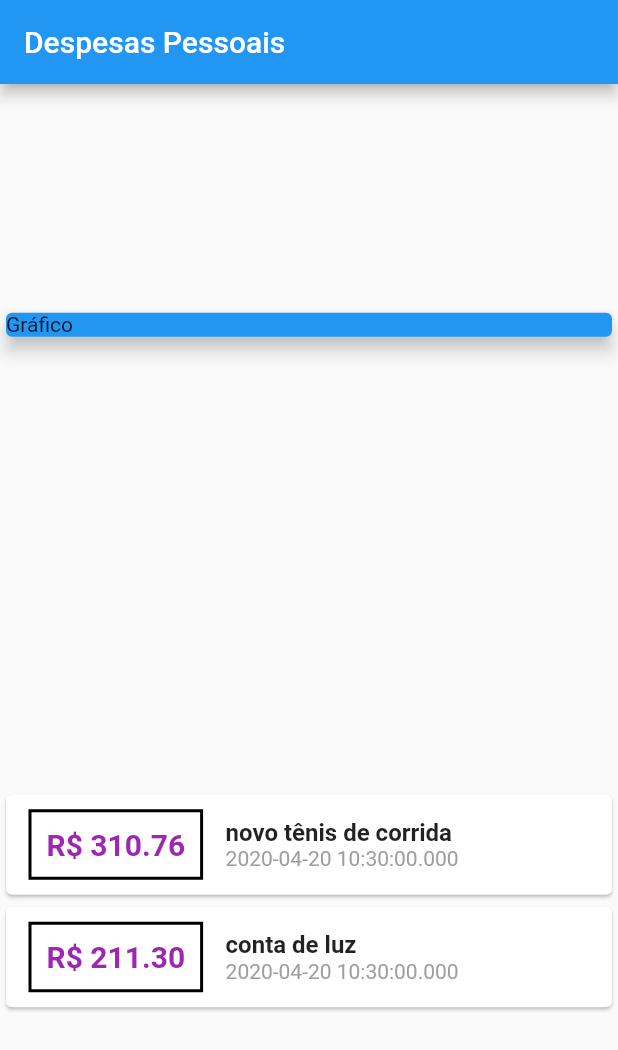
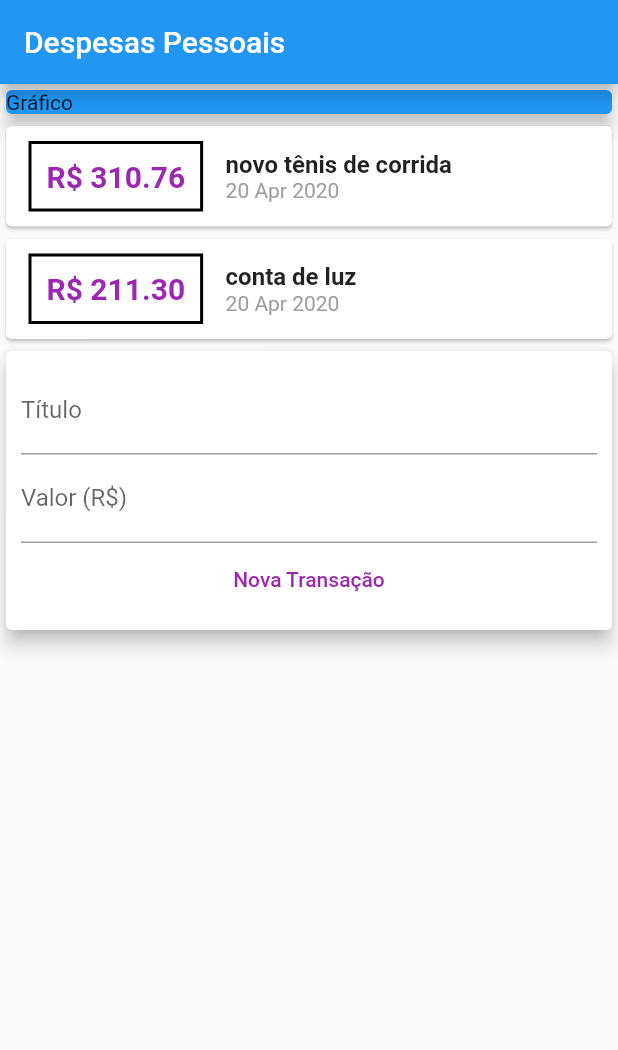
Before and after one commit to alexmaruyama/expenses, a Flutter app: the screen it shows after launch, on a phone screen of 412 x 824 dp. Shown: the top 1050 px of the screen. Run offline on Flutter 3.47's test engine with Material 2 defaults, Android fonts, the phone set to English and light mode, and no system bars.

Commit message:
separando em modulos

```diff
--- /dev/null
+++ b/lib/components/transaction_form.dart
@@ -0,0 +1,40 @@
+import 'package:flutter/material.dart';
+
+class TransactionForm extends StatelessWidget {
+  final titleController = TextEditingController();
+  final valueController = TextEditingController();
+
+  @override
+  Widget build(BuildContext context) {
+    return Card(
+      elevation: 5,
+      child: Padding(
+        padding: const EdgeInsets.all(10),
+        child: Column(
+          children: <Widget>[
+            TextField(
+              decoration: InputDecoration(
+                labelText: 'Título',
+              ),
+              controller: titleController,
+            ),
+            TextField(
+              decoration: InputDecoration(
+                labelText: 'Valor (R\$)',
+              ),
+              controller: valueController,
+            ),
+            FlatButton(
+              child: Text('Nova Transação'),
+              textColor: Colors.purple,
+              onPressed: () {
+                print(titleController.text);
+                print(valueController.text);
+              },
+            ),
+          ],
+        ),
+      ),
+    );
+  }
+}
--- /dev/null
+++ b/lib/components/transaction_list.dart
@@ -0,0 +1,61 @@
+import 'package:flutter/material.dart';
+import '../models/transaction.dart';
+import 'package:intl/intl.dart';
+
+class TransactionList extends StatelessWidget {
+  final List<Transaction> transactions;
+
+  TransactionList(this.transactions);
+
+  @override
+  Widget build(BuildContext context) {
+    return Column(
+      children: transactions.map((tr) {
+        return Card(
+          child: Row(
+            children: <Widget>[
+              Container(
+                margin: EdgeInsets.symmetric(
+                  horizontal: 15,
+                  vertical: 10,
+                ),
+                decoration: BoxDecoration(
+                    border: Border.all(
+                  color: Colors.black,
+                  width: 2,
+                )),
+                padding: EdgeInsets.all(10),
+                child: Text(
+                  "R\$ ${tr.value.toStringAsFixed(2)}",
+                  style: TextStyle(
+                    fontWeight: FontWeight.bold,
+                    fontSize: 20,
+                    color: Colors.purple,
+                  ),
+                ),
+              ),
+              Column(
+                crossAxisAlignment: CrossAxisAlignment.start,
+                children: <Widget>[
+                  Text(
+                    tr.title,
+                    style: TextStyle(
+                      fontSize: 16,
+                      fontWeight: FontWeight.bold,
+                    ),
+                  ),
+                  Text(
+                    DateFormat('d MMM y').format(tr.date),
+                    style: TextStyle(
+                      color: Colors.grey,
+                    ),
+                  ),
+                ],
+              )
+            ],
+          ),
+        );
+      }).toList(),
+    );
+  }
+}
--- /dev/null
+++ b/lib/components/transaction_user.dart
@@ -0,0 +1,36 @@
+import 'package:flutter/material.dart';
+import 'transaction_form.dart';
+import 'transaction_list.dart';
+import '../models/transaction.dart';
+
+class TransactionUser extends StatefulWidget {
+  @override
+  _TransactionUserState createState() => _TransactionUserState();
+}
+
+class _TransactionUserState extends State<TransactionUser> {
+  final _transactions = [
+    Transaction(
+      id: 't1',
+      title: 'novo tênis de corrida',
+      value: 310.76,
+      date: DateTime.now(),
+    ),
+    Transaction(
+      id: 't2',
+      title: 'conta de luz',
+      value: 211.30,
+      date: DateTime.now(),
+    )
+  ];
+
+  @override
+  Widget build(BuildContext context) {
+    return Column(
+      children: <Widget>[
+        TransactionList(_transactions),
+        TransactionForm(),
+      ],
+    );
+  }
+}
--- a/lib/main.dart
+++ b/lib/main.dart
@@ -1,31 +1,18 @@
 import 'package:flutter/material.dart';
-import 'package:projeto1/models/transaction.dart';
+import 'package:projeto1/components/transaction_user.dart';
 
 main() => runApp(ExpensesApp());
 
 class ExpensesApp extends StatelessWidget {
   @override
   Widget build(BuildContext context) {
-    return MaterialApp(home: MyHomePage());
+    return MaterialApp(
+      home: MyHomePage(),
+    );
   }
 }
 
 class MyHomePage extends StatelessWidget {
-  final _transactions = [
-    Transaction(
-      id: 't1',
-      title: 'novo tênis de corrida',
-      value: 310.76,
-      date: DateTime.now(),
-    ),
-    Transaction(
-      id: 't2',
-      title: 'conta de luz',
-      value: 211.30,
-      date: DateTime.now(),
-    )
-  ];
-
   @override
   Widget build(BuildContext context) {
     return Scaffold(
@@ -33,7 +20,6 @@ class MyHomePage extends StatelessWidget {
         title: Text('Despesas Pessoais'),
       ),
       body: Column(
-        mainAxisAlignment: MainAxisAlignment.spaceAround,
         crossAxisAlignment: CrossAxisAlignment.stretch,
         children: <Widget>[
           Container(
@@ -43,54 +29,7 @@ class MyHomePage extends StatelessWidget {
               elevation: 5,
             ),
           ),
-          Column(
-            children: _transactions.map((tr) {
-              return Card(
-                child: Row(
-                  children: <Widget>[
-                    Container(
-                      margin: EdgeInsets.symmetric(
-                        horizontal: 15,
-                        vertical: 10,
-                      ),
-                      decoration: BoxDecoration(
-                          border: Border.all(
-                        color: Colors.black,
-                        width: 2,
-                      )),
-                      padding: EdgeInsets.all(10),
-                      child: Text(
-                        "R\$ ${tr.value.toStringAsFixed(2)}",
-                        style: TextStyle(
-                          fontWeight: FontWeight.bold,
-                          fontSize: 20,
-                          color: Colors.purple,
-                        ),
-                      ),
-                    ),
-                    Column(
-                      crossAxisAlignment: CrossAxisAlignment.start,
-                      children: <Widget>[
-                        Text(
-                          tr.title,
-                          style: TextStyle(
-                            fontSize: 16,
-                            fontWeight: FontWeight.bold,
-                          ),
-                        ),
-                        Text(
-                          tr.date.toString(),
-                          style: TextStyle(
-                            color: Colors.grey,
-                          ),
-                        ),
-                      ],
-                    )
-                  ],
-                ),
-              );
-            }).toList(),
-          ),
+          TransactionUser(),
         ],
       ),
     );
--- a/pubspec.yaml
+++ b/pubspec.yaml
@@ -19,7 +19,7 @@ environment:
 dependencies:
   flutter:
     sdk: flutter
-  #intl: 0.16.1
+  intl: 0.16.1
 
   # The following adds the Cupertino Icons font to your application.
   # Use with the CupertinoIcons class for iOS style icons.
```
Also changed, not shown: pubspec.lock.
